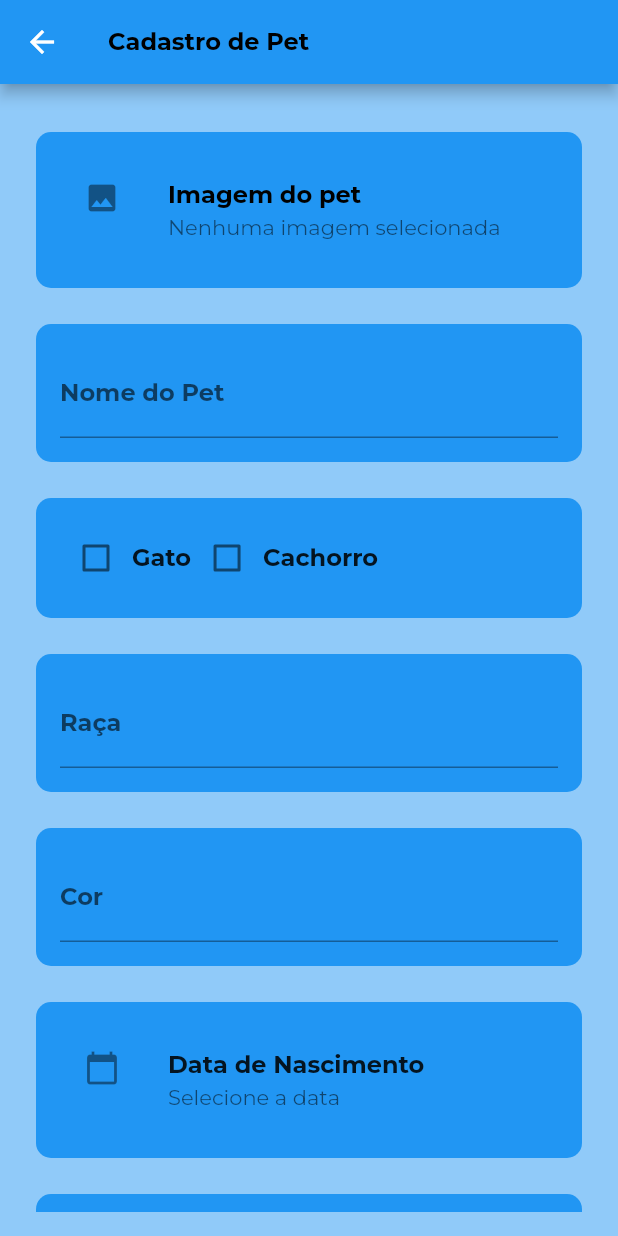
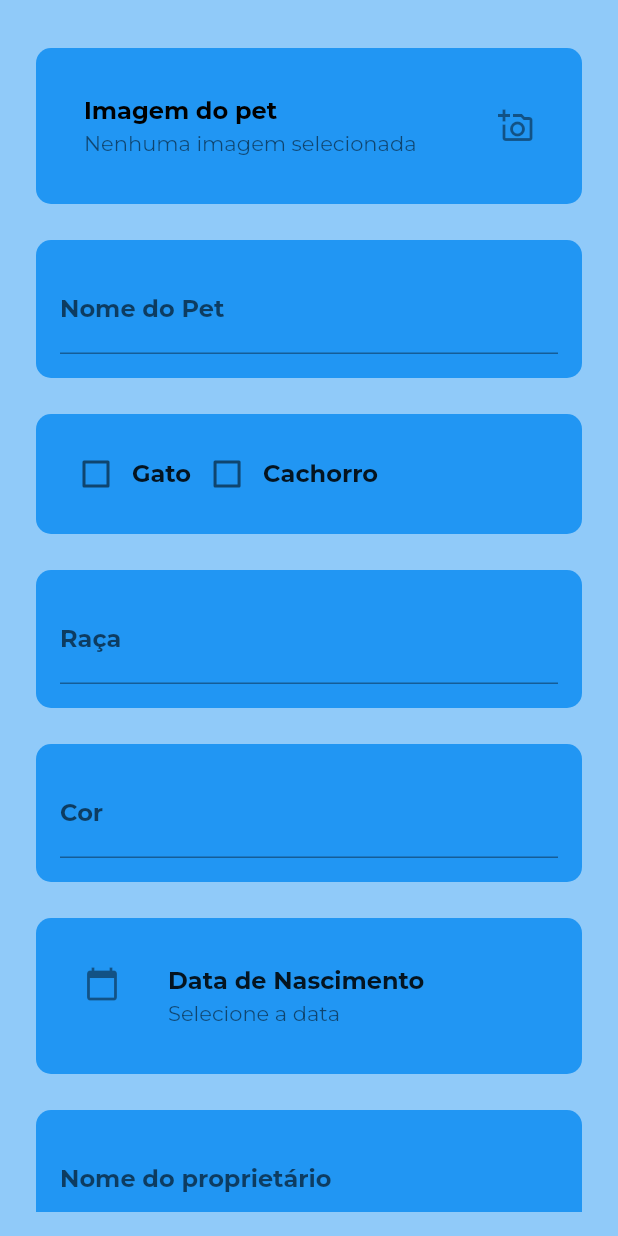
Before and after one commit to willyguimaraes/HelpPet, a Flutter app: the PetFormPage screen opened directly, on a phone screen of 412 x 824 dp. Run offline on Flutter 3.47's test engine with Material 2 defaults, Android fonts, the light colour scheme and no system bars; our stand-ins replace geolocator, image_picker.

Commit message:
ajustes no cadastro

```diff
--- a/helppet/lib/resister_page/Pet_form.dart
+++ b/helppet/lib/resister_page/Pet_form.dart
@@ -2,6 +2,8 @@ import 'package:flutter/material.dart';
 import 'package:image_picker/image_picker.dart';
 import 'package:intl/intl.dart';
 import 'dart:io';
+
+import 'pet_model.dart';
 
 void main() {
   final ThemeData tema = ThemeData();
@@ -14,7 +16,7 @@ void main() {
           background: Color.fromRGBO(37, 43, 72, 1.0),
         ),
       ),
-      home: PetFormPage(),
+      home: MyPageView(),
     ),
   );
 }
@@ -22,20 +24,42 @@ void main() {
 const TextStyle customTextStyle = TextStyle(
   fontSize: 16,
   fontWeight: FontWeight.bold,
-  color: Colors.black, // Altere a cor conforme necessário
+  color: Colors.black,
   fontFamily: 'Montserrat',
 );
+
+class MyPageView extends StatelessWidget {
+  final PageController controller = PageController(initialPage: 0);
+
+  @override
+  Widget build(BuildContext context) {
+    return Scaffold(
+      appBar: AppBar(
+        title: Text('Cadastro de Pet', style: customTextStyle),
+      ),
+      body: PageView(
+        controller: controller,
+        children: <Widget>[
+          PetFormPage(),
+        ],
+      ),
+    );
+  }
+}
 
 class PetFormPage extends StatefulWidget {
   @override
   _PetFormPageState createState() => _PetFormPageState();
 }
 
-class _PetFormPageState extends State<PetFormPage> {
+class _PetFormPageState extends State<PetFormPage>
+    with AutomaticKeepAliveClientMixin<PetFormPage> {
   final _formKey = GlobalKey<FormState>();
 
-  // Variáveis para armazenar os dados do formulário
-  Image? _pickedImage;
+  @override
+  bool get wantKeepAlive => true;
+
+  File? _pickedImage;
   String nome = "";
   String especie = "";
   String raca = "";
@@ -45,14 +69,8 @@ class _PetFormPageState extends State<PetFormPage> {
   String proprietarioEndereco = "";
   String proprietarioTelefone = "";
   String proprietarioEmail = "";
-  String tipoAlimentacao = "";
-  double quantidadeAlimentacao = 0.0;
-  String comportamento = "";
-
-  // Variável para armazenar a data selecionada
   DateTime? selectedDate;
 
-  // Função para exibir o seletor de data
   Future<void> _selectDate(BuildContext context) async {
     final DateTime picked = (await showDatePicker(
       context: context,
@@ -60,7 +78,7 @@ class _PetFormPageState extends State<PetFormPage> {
       firstDate: DateTime(2000),
       lastDate: DateTime(2101),
     ))!;
-    if (picked != null && picked != selectedDate)
+    if (picked != selectedDate)
       setState(() {
         selectedDate = picked;
         dataNascimento = DateFormat('dd/MM/yyyy').format(selectedDate!);
@@ -73,31 +91,24 @@ class _PetFormPageState extends State<PetFormPage> {
 
     if (pickedImage != null) {
       setState(() {
-        _pickedImage = Image.file(File(pickedImage.path));
+        _pickedImage = File(pickedImage.path);
       });
     }
   }
 
   @override
   Widget build(BuildContext context) {
+    super.build(context);
     return Scaffold(
-      appBar: AppBar(
-        title: Text(
-          'Cadastro de Pet',
-          style: customTextStyle,
-        ),
-      ),
       backgroundColor: Theme.of(context).colorScheme.background,
       body: Padding(
         padding: EdgeInsets.all(16.0),
         child: Form(
           key: _formKey,
-          child: ListView(
+          child: SingleChildScrollView(
+            child: Column(
               children: <Widget>[
-              // Espaço inicial
                 SizedBox(height: 8.0),
-
-              // Imagem do pet
                 Container(
                   margin: EdgeInsets.all(8.0),
                   padding: EdgeInsets.all(16.0),
@@ -106,7 +117,6 @@ class _PetFormPageState extends State<PetFormPage> {
                     color: Theme.of(context).colorScheme.primary,
                   ),
                   child: ListTile(
-                  leading: Icon(Icons.image),
                     title: Text(
                       'Imagem do pet',
                       style: customTextStyle,
@@ -116,15 +126,22 @@ class _PetFormPageState extends State<PetFormPage> {
                             'Nenhuma imagem selecionada',
                             style: TextStyle(fontFamily: 'Montserrat'),
                           )
-                      : _pickedImage!,
+                        : Container(
+                            width: 300.0,
+                            height: 300.0,
+                            child: Image.file(
+                              _pickedImage!,
+                              fit: BoxFit
+                                  .cover, // Para fazer a imagem ocupar todo o container
+                            ),
+                          ),
+                    trailing: _pickedImage == null
+                        ? const Icon(Icons.add_a_photo_outlined)
+                        : null,
                     onTap: () => _getImage(),
                   ),
                 ),
-
-              // Espaço entre os elementos
                 SizedBox(height: 8.0),
-
-              // Nome do Pet
                 Container(
                   margin: EdgeInsets.all(8.0),
                   padding: EdgeInsets.all(16.0),
@@ -134,23 +151,23 @@ class _PetFormPageState extends State<PetFormPage> {
                   ),
                   child: TextFormField(
                     style: customTextStyle,
-                  decoration: InputDecoration(labelText: 'Nome do Pet'),
+                    decoration: InputDecoration(
+                      labelText: 'Nome do Pet',
+                      floatingLabelStyle: MaterialStateTextStyle.resolveWith(
+                          (states) => customTextStyle),
+                    ),
                     validator: (value) {
                       if (value!.isEmpty) {
                         return 'Campo obrigatório';
                       }
                       return null;
                     },
-                  onSaved: (value) {
-                    nome = value!;
-                  },
+                    // onSaved: (value) {
+                    //   nome = value!;
+                    //  },
                   ),
                 ),
-
-              // Espaço entre os elementos
                 SizedBox(height: 8.0),
-
-              // Especie
                 Container(
                   margin: EdgeInsets.all(8.0),
                   padding: EdgeInsets.all(16.0),
@@ -203,11 +220,7 @@ class _PetFormPageState extends State<PetFormPage> {
                     ],
                   ),
                 ),
-
-              // Espaço entre os elementos
                 SizedBox(height: 8.0),
-
-              // Raça
                 Container(
                   margin: EdgeInsets.all(8.0),
                   padding: EdgeInsets.all(16.0),
@@ -217,7 +230,11 @@ class _PetFormPageState extends State<PetFormPage> {
                   ),
                   child: TextFormField(
                     style: customTextStyle,
-                  decoration: InputDecoration(labelText: 'Raça'),
+                    decoration: InputDecoration(
+                      labelText: 'Raça',
+                      floatingLabelStyle: MaterialStateTextStyle.resolveWith(
+                          (states) => customTextStyle),
+                    ),
                     validator: (value) {
                       if (value!.isEmpty) {
                         return 'Campo obrigatório';
@@ -229,11 +246,7 @@ class _PetFormPageState extends State<PetFormPage> {
                     },
                   ),
                 ),
-
-              // Espaço entre os elementos
                 SizedBox(height: 8.0),
-
-              // Cor
                 Container(
                   margin: EdgeInsets.all(8.0),
                   padding: EdgeInsets.all(16.0),
@@ -243,7 +256,11 @@ class _PetFormPageState extends State<PetFormPage> {
                   ),
                   child: TextFormField(
                     style: customTextStyle,
-                  decoration: InputDecoration(labelText: 'Cor'),
+                    decoration: InputDecoration(
+                      labelText: 'Cor',
+                      floatingLabelStyle: MaterialStateTextStyle.resolveWith(
+                          (states) => customTextStyle),
+                    ),
                     validator: (value) {
                       if (value!.isEmpty) {
                         return 'Campo obrigatório';
@@ -255,11 +272,7 @@ class _PetFormPageState extends State<PetFormPage> {
                     },
                   ),
                 ),
-
-              // Espaço entre os elementos
                 SizedBox(height: 8.0),
-
-              // Data de Nascimento
                 Container(
                   margin: EdgeInsets.all(8.0),
                   padding: EdgeInsets.all(16.0),
@@ -286,11 +299,7 @@ class _PetFormPageState extends State<PetFormPage> {
                     onTap: () => _selectDate(context),
                   ),
                 ),
-
-              // Espaço entre os elementos
                 SizedBox(height: 8.0),
-
-              // Nome do Proprietário
                 Container(
                   margin: EdgeInsets.all(8.0),
                   padding: EdgeInsets.all(16.0),
@@ -300,8 +309,11 @@ class _PetFormPageState extends State<PetFormPage> {
                   ),
                   child: TextFormField(
                     style: customTextStyle,
-                  decoration:
-                      InputDecoration(labelText: 'Nome do proprietário'),
+                    decoration: InputDecoration(
+                      labelText: 'Nome do proprietário',
+                      floatingLabelStyle: MaterialStateTextStyle.resolveWith(
+                          (states) => customTextStyle),
+                    ),
                     validator: (value) {
                       if (value!.isEmpty) {
                         return 'Campo obrigatório';
@@ -313,11 +325,7 @@ class _PetFormPageState extends State<PetFormPage> {
                     },
                   ),
                 ),
-
-              // Espaço entre os elementos
                 SizedBox(height: 8.0),
-
-              // Endereço do Proprietário
                 Container(
                   margin: EdgeInsets.all(8.0),
                   padding: EdgeInsets.all(16.0),
@@ -327,8 +335,11 @@ class _PetFormPageState extends State<PetFormPage> {
                   ),
                   child: TextFormField(
                     style: customTextStyle,
-                  decoration:
-                      InputDecoration(labelText: 'Endereço do proprietário'),
+                    decoration: InputDecoration(
+                      labelText: 'Endereço do proprietário',
+                      floatingLabelStyle: MaterialStateTextStyle.resolveWith(
+                          (states) => customTextStyle),
+                    ),
                     validator: (value) {
                       if (value!.isEmpty) {
                         return 'Campo obrigatório';
@@ -340,11 +351,7 @@ class _PetFormPageState extends State<PetFormPage> {
                     },
                   ),
                 ),
-
-              // Espaço entre os elementos
                 SizedBox(height: 8.0),
-
-              // Email do Proprietário
                 Container(
                   margin: EdgeInsets.all(8.0),
                   padding: EdgeInsets.all(16.0),
@@ -354,8 +361,11 @@ class _PetFormPageState extends State<PetFormPage> {
                   ),
                   child: TextFormField(
                     style: customTextStyle,
-                  decoration:
-                      InputDecoration(labelText: 'Email do Proprietário'),
+                    decoration: InputDecoration(
+                      labelText: 'Email do Proprietário',
+                      floatingLabelStyle: MaterialStateTextStyle.resolveWith(
+                          (states) => customTextStyle),
+                    ),
                     validator: (value) {
                       if (value!.isEmpty) {
                         return 'Campo obrigatório';
@@ -367,11 +377,7 @@ class _PetFormPageState extends State<PetFormPage> {
                     },
                   ),
                 ),
-
-              // Espaço entre os elementos
                 SizedBox(height: 8.0),
-
-              // Telefone do Proprietário
                 Container(
                   margin: EdgeInsets.all(8.0),
                   padding: EdgeInsets.all(16.0),
@@ -381,8 +387,11 @@ class _PetFormPageState extends State<PetFormPage> {
                   ),
                   child: TextFormField(
                     style: customTextStyle,
-                  decoration:
-                      InputDecoration(labelText: 'Telefone do proprietário'),
+                    decoration: InputDecoration(
+                      labelText: 'Telefone do proprietário',
+                      floatingLabelStyle: MaterialStateTextStyle.resolveWith(
+                          (states) => customTextStyle),
+                    ),
                     validator: (value) {
                       if (value!.isEmpty) {
                         return 'Campo obrigatório';
@@ -394,102 +403,25 @@ class _PetFormPageState extends State<PetFormPage> {
                     },
                   ),
                 ),
-
-              // Espaço entre os elementos
                 SizedBox(height: 8.0),
-
-              // Tipo de Alimentação
-              Container(
-                margin: EdgeInsets.all(8.0),
-                padding: EdgeInsets.all(16.0),
-                decoration: BoxDecoration(
-                  borderRadius: BorderRadius.circular(10.0),
-                  color: Theme.of(context).colorScheme.primary,
-                ),
-                child: TextFormField(
-                  style: customTextStyle,
-                  decoration: InputDecoration(labelText: 'Tipo de alimentação'),
-                  validator: (value) {
-                    if (value!.isEmpty) {
-                      return 'Campo obrigatório';
-                    }
-                    return null;
-                  },
-                  onSaved: (value) {
-                    tipoAlimentacao = value!;
-                  },
-                ),
-              ),
-
-              // Espaço entre os elementos
-              SizedBox(height: 8.0),
-
-              // Quantidade da Alimentação
-              Container(
-                margin: EdgeInsets.all(8.0),
-                padding: EdgeInsets.all(16.0),
-                decoration: BoxDecoration(
-                  borderRadius: BorderRadius.circular(10.0),
-                  color: Theme.of(context).colorScheme.primary,
-                ),
-                child: TextFormField(
-                  style: customTextStyle,
-                  decoration:
-                      InputDecoration(labelText: 'Quantidade da alimentação'),
-                  validator: (value) {
-                    if (value!.isEmpty) {
-                      return 'Campo obrigatório';
-                    }
-                    try {
-                      double doubleValue = double.parse(value);
-                      return null;
-                    } catch (e) {
-                      return 'Digite um número válido';
-                    }
-                  },
-                  onSaved: (value) {
-                    quantidadeAlimentacao = double.parse(value!);
-                  },
-                ),
-              ),
-
-              // Espaço entre os elementos
-              SizedBox(height: 8.0),
-
-              // Comportamento
-              Container(
-                margin: EdgeInsets.all(8.0),
-                padding: EdgeInsets.all(16.0),
-                decoration: BoxDecoration(
-                  borderRadius: BorderRadius.circular(10.0),
-                  color: Theme.of(context).colorScheme.primary,
-                ),
-                child: TextFormField(
-                  style: customTextStyle,
-                  decoration: InputDecoration(labelText: 'Comportamento'),
-                  validator: (value) {
-                    if (value!.isEmpty) {
-                      return 'Campo obrigatório';
-                    }
-                    return null;
-                  },
-                  onSaved: (value) {
-                    comportamento = value!;
-                  },
-                ),
-              ),
-
-              // Espaço entre os elementos
-              SizedBox(height: 8.0),
-
-              // Botão de cadastro
                 ElevatedButton(
                   onPressed: () {
                     if (_formKey.currentState!.validate()) {
                       _formKey.currentState!.save();
-                    // Aqui você pode enviar os dados do formulário para onde desejar
-                    // Por exemplo, você pode criar uma instância da classe Pet e armazenar os dados nela.
-                    // Depois, pode exibir ou salvar esses dados conforme necessário.
+
+                      Pet novoPet = Pet(
+                        nome: nome,
+                        especie: especie,
+                        raca: raca,
+                        cor: cor,
+                        dataNascimento: dataNascimento,
+                        proprietarioNome: proprietarioNome,
+                        proprietarioEndereco: proprietarioEndereco,
+                        proprietarioTelefone: proprietarioTelefone,
+                      );
+
+                      print("Pet salvo");
+                      print(novoPet.toString());
                     }
                   },
                   style: ElevatedButton.styleFrom(
@@ -507,12 +439,12 @@ class _PetFormPageState extends State<PetFormPage> {
                         color: Theme.of(context).colorScheme.secondary,
                         fontFamily: 'Montserrat',
                       ),
-                )),
                     ),
-
-              // Espaço final
+                  ),
+                ),
                 SizedBox(height: 8.0),
               ],
+            ),
           ),
         ),
       ),
--- a/helppet/lib/resister_page/pet_model.dart
+++ b/helppet/lib/resister_page/pet_model.dart
@@ -12,9 +12,6 @@ class Pet {
   List<Medicamento> historicoMedicamentos;
   List<DoencaLesao> historicoDoencasLesoes;
   List<ExameProcedimento> historicoExamesProcedimentos;
-  String tipoAlimentacao;
-  double quantidadeAlimentacao;
-  String comportamento;
   List<Consulta> agendaConsultas;
 
   Pet({
@@ -31,9 +28,6 @@ class Pet {
     this.historicoMedicamentos = const [],
     this.historicoDoencasLesoes = const [],
     this.historicoExamesProcedimentos = const [],
-    required this.tipoAlimentacao,
-    required this.quantidadeAlimentacao,
-    required this.comportamento,
     this.agendaConsultas = const [],
   });
 }
```
Lines whose indentation alone changed are shown as unchanged.
